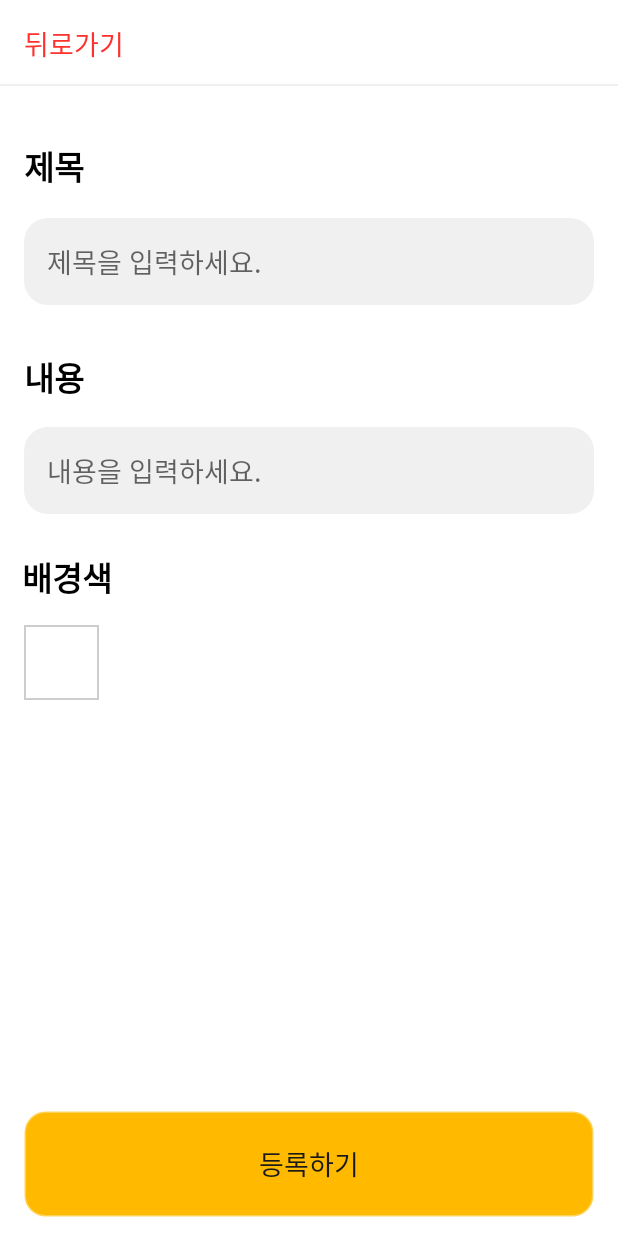
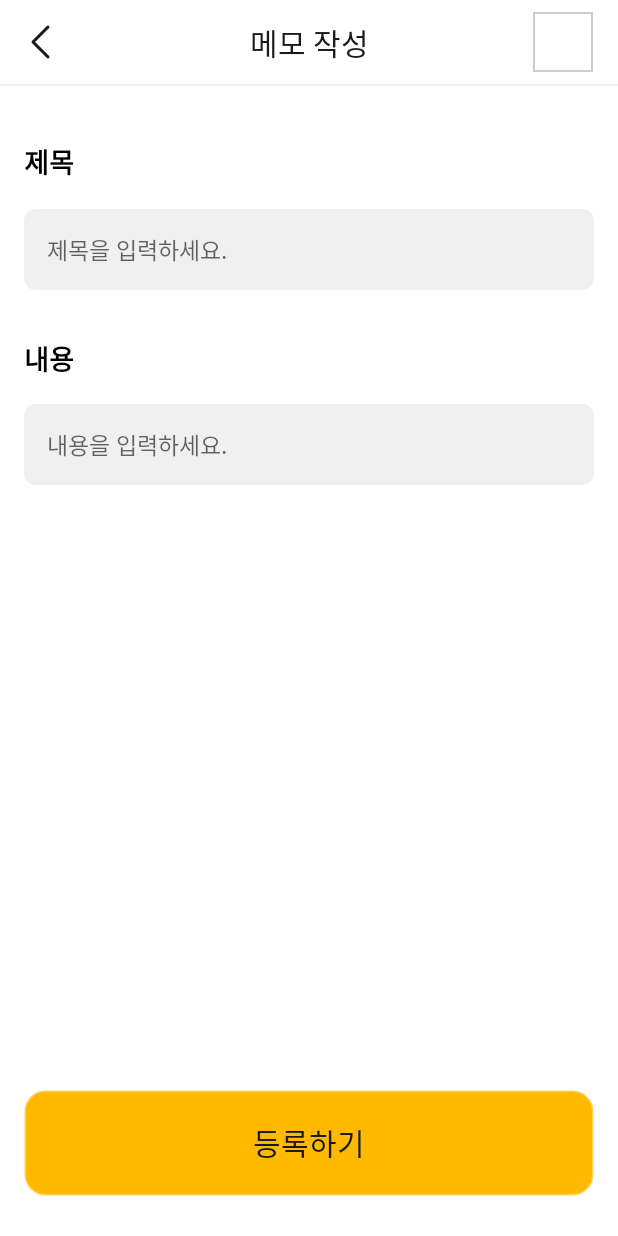
Before and after one commit to mjJang94/Board, an Android app: the AddBoardActivity screen opened directly, with no data from a screen before it, on a phone screen of 412 x 824 dp. Run offline under Robolectric (Android 15) with nearby library versions, the phone set to English and light mode, and no system bars; our stand-ins replace Room's generated code, data binding; libraries missing offline, so code that uses them is left out: petrov.kristiyan.colorpicker.

Commit message:
1. 메모 등록하기 화면 UI 수정

```diff
--- a/app/src/main/java/com/mj/board/ui/AddBoardActivity.kt
+++ b/app/src/main/java/com/mj/board/ui/AddBoardActivity.kt
@@ -48,7 +48,7 @@ class AddBoardActivity : AppCompatActivity() {
         }
     }
 
-    fun openColorPicker() {
+    private fun openColorPicker() {
         val colorPicker = ColorPicker(this)
         val colors: ArrayList<String> = ArrayList()
         colors.add("#ffffff")
@@ -68,10 +68,8 @@ class AddBoardActivity : AppCompatActivity() {
         colors.add("#ffcc80")
         colorPicker.setColors(colors)
             .setTitle("")
-            .setDefaultColorButton(Color.parseColor(viewmodel.boardColor.value))
             .disableDefaultButtons(true)
             .setColumns(5)
-            .setDefaultColorButton(Color.parseColor("#ffffff"))
             .setRoundColorButton(true)
             .addListenerButton("선택") { _, position, _ ->
                 colorPicker.dismissDialog()
--- a/app/src/main/java/com/mj/board/ui/MainActivity.kt
+++ b/app/src/main/java/com/mj/board/ui/MainActivity.kt
@@ -112,6 +112,7 @@ class MainActivity : AppCompatActivity() {
                     txtTime.text = boardEntity?.time
                     txtTitle.text = boardEntity?.title
                     txtContent.text = boardEntity?.content
+
                 }
             }
         }
--- a/app/src/main/res/drawable/back_r16_f0f0f0.xml
+++ b/app/src/main/res/drawable/back_r8_f0f0f0.xml
@@ -2,6 +2,6 @@
 <shape xmlns:android="http://schemas.android.com/apk/res/android">
     <solid android:color="#f0f0f0"/>
     <corners
-        android:radius="16dp"/>
+        android:radius="8dp"/>
     <padding android:left="0dip" android:top="0dip" android:right="0dip" android:bottom="0dip" />
 </shape>
--- a/app/src/main/res/layout/activity_add_board.xml
+++ b/app/src/main/res/layout/activity_add_board.xml
@@ -32,26 +32,55 @@
                     android:id="@+id/linearLayout"
                     android:layout_width="match_parent"
                     android:layout_height="56dp"
+                    android:background="@color/white"
                     android:orientation="vertical"
-                    android:background="@color/white"
                     app:layout_constraintEnd_toEndOf="parent"
                     app:layout_constraintStart_toStartOf="parent"
                     app:layout_constraintTop_toTopOf="parent">
 
-                    <TextView
+                    <ImageView
                         android:layout_width="wrap_content"
                         android:layout_height="wrap_content"
                         android:layout_gravity="center|left"
                         android:onClick="@{() -> addViewModel.backButtonClick()}"
-                        android:padding="15dp"
-                        android:text="뒤로가기"
-                        android:textColor="@color/red"
-                        android:textSize="18dp"
+                        android:src="@drawable/icon_back_back_24_b"
                         app:layout_constraintBottom_toBottomOf="parent"
                         app:layout_constraintEnd_toEndOf="parent"
-                        app:layout_constraintHorizontal_bias="0.002"
+                        app:layout_constraintHorizontal_bias="0.041"
                         app:layout_constraintStart_toStartOf="parent"
                         app:layout_constraintTop_toTopOf="parent" />
+
+                    <TextView
+                        android:id="@+id/textView"
+                        android:layout_width="wrap_content"
+                        android:layout_height="wrap_content"
+                        android:fontFamily="@font/nanum_square_extra_bold"
+                        android:text="메모 작성"
+                        android:textColor="@color/black_1a1a1a"
+                        android:textSize="20dp"
+                        app:layout_constraintBottom_toBottomOf="parent"
+                        app:layout_constraintEnd_toEndOf="parent"
+                        app:layout_constraintStart_toStartOf="parent"
+                        app:layout_constraintTop_toTopOf="parent" />
+
+
+                    <LinearLayout
+                        android:id="@+id/ll_color"
+                        android:layout_width="40dp"
+                        android:layout_height="40dp"
+                        android:orientation="vertical"
+                        app:layout_constraintBottom_toBottomOf="parent"
+                        app:layout_constraintEnd_toEndOf="parent"
+                        app:layout_constraintHorizontal_bias="0.956"
+                        app:layout_constraintStart_toStartOf="parent"
+                        app:layout_constraintTop_toTopOf="parent">
+
+                        <LinearLayout
+                            android:layout_width="40dp"
+                            android:layout_height="40dp"
+                            android:background="@drawable/back_r100_32000000_out"
+                            android:orientation="vertical" />
+                    </LinearLayout>
 
 
                 </androidx.constraintlayout.widget.ConstraintLayout>
@@ -75,7 +104,7 @@
                         android:fontFamily="@font/nanum_square_extra_bold"
                         android:text="제목"
                         android:textColor="@color/black"
-                        android:textSize="22dp"
+                        android:textSize="18dp"
                         android:textStyle="bold"
                         app:layout_constraintBottom_toBottomOf="parent"
                         app:layout_constraintEnd_toEndOf="parent"
@@ -88,9 +117,9 @@
                         android:id="@+id/ll_title"
                         android:layout_width="match_parent"
                         android:layout_height="wrap_content"
-                        android:layout_marginTop="10dp"
                         android:layout_marginHorizontal="16dp"
                         android:layout_marginVertical="12dp"
+                        android:layout_marginTop="10dp"
                         app:layout_constraintBottom_toBottomOf="parent"
                         app:layout_constraintEnd_toEndOf="parent"
                         app:layout_constraintHorizontal_bias="0.0"
@@ -104,13 +133,13 @@
                             android:layout_width="match_parent"
                             android:layout_height="wrap_content"
                             android:afterTextChanged="@{(text) -> addViewModel.onTitleTextChange(text)}"
-                            android:background="@drawable/back_r16_f0f0f0"
+                            android:background="@drawable/back_r8_f0f0f0"
                             android:ems="10"
                             android:fontFamily="@font/nanum_square_regular"
                             android:hint="제목을 입력하세요."
                             android:imeOptions="actionDone"
                             android:padding="15dp"
-                            android:textSize="18dp" />
+                            android:textSize="15dp" />
                     </LinearLayout>
 
 
@@ -122,7 +151,7 @@
                         android:fontFamily="@font/nanum_square_extra_bold"
                         android:text="내용"
                         android:textColor="@color/black"
-                        android:textSize="22dp"
+                        android:textSize="18dp"
                         android:textStyle="bold"
                         app:layout_constraintBottom_toBottomOf="parent"
                         app:layout_constraintEnd_toEndOf="parent"
@@ -135,9 +164,9 @@
                         android:id="@+id/ll_content"
                         android:layout_width="match_parent"
                         android:layout_height="wrap_content"
-                        android:layout_marginTop="10dp"
                         android:layout_marginHorizontal="16dp"
                         android:layout_marginVertical="12dp"
+                        android:layout_marginTop="10dp"
                         app:layout_constraintBottom_toBottomOf="parent"
                         app:layout_constraintEnd_toEndOf="parent"
                         app:layout_constraintHorizontal_bias="0.0"
@@ -150,83 +179,34 @@
                             android:layout_width="match_parent"
                             android:layout_height="wrap_content"
                             android:afterTextChanged="@{(text) -> addViewModel.onContentTextChange(text)}"
-                            android:background="@drawable/back_r16_f0f0f0"
+                            android:background="@drawable/back_r8_f0f0f0"
                             android:ems="10"
                             android:fontFamily="@font/nanum_square_regular"
                             android:hint="내용을 입력하세요."
                             android:imeOptions="actionDone"
                             android:padding="15dp"
-                            android:textSize="18dp" />
+                            android:textSize="15dp" />
 
                     </LinearLayout>
 
 
                     <TextView
-                        android:id="@+id/tv_color"
-                        android:layout_width="wrap_content"
-                        android:layout_height="wrap_content"
-                        android:fontFamily="@font/nanum_square_extra_bold"
-                        android:layout_marginTop="10dp"
-                        android:text="배경색"
-                        android:textColor="@color/black"
-                        android:textSize="22dp"
-                        android:textStyle="bold"
-                        app:layout_constraintBottom_toBottomOf="parent"
-                        app:layout_constraintEnd_toEndOf="parent"
-                        app:layout_constraintHorizontal_bias="0.042"
-                        app:layout_constraintStart_toStartOf="parent"
-                        app:layout_constraintTop_toBottomOf="@+id/ll_content"
-                        app:layout_constraintVertical_bias="0.035" />
-
-                    <LinearLayout
-                        android:id="@+id/ll_color"
-                        android:layout_width="50dp"
-                        android:layout_height="50dp"
-                        android:layout_marginTop="10dp"
-                        android:layout_marginHorizontal="16dp"
-                        android:layout_marginVertical="12dp"
-                        android:orientation="vertical"
-                        app:layout_constraintBottom_toBottomOf="parent"
-                        app:layout_constraintEnd_toEndOf="parent"
-                        app:layout_constraintHorizontal_bias="0.0"
-                        app:layout_constraintStart_toStartOf="parent"
-                        app:layout_constraintTop_toBottomOf="@+id/tv_color"
-                        app:layout_constraintVertical_bias="0.01" />
-
-                    <LinearLayout
-                        android:id="@+id/linearLayout2"
-                        android:layout_width="50dp"
-                        android:layout_height="50dp"
-                        android:layout_marginTop="10dp"
-                        android:layout_marginHorizontal="16dp"
-                        android:layout_marginVertical="12dp"
-                        android:background="@drawable/back_r100_32000000_out"
-                        android:orientation="vertical"
-                        app:layout_constraintBottom_toBottomOf="parent"
-                        app:layout_constraintEnd_toEndOf="parent"
-                        app:layout_constraintHorizontal_bias="0.0"
-                        app:layout_constraintStart_toStartOf="parent"
-                        app:layout_constraintTop_toBottomOf="@+id/tv_color"
-                        app:layout_constraintVertical_bias="0.01" />
-
-                    <TextView
                         android:layout_width="match_parent"
                         android:layout_height="72dp"
                         android:layout_marginHorizontal="15dp"
-                        android:layout_marginTop="80dp"
                         android:background="@drawable/back_r14_ffba00_out"
-                        android:fontFamily="@font/nanum_square_extra_bold"
+                        android:fontFamily="@font/nanum_square_round_extra_bold"
                         android:gravity="center"
                         android:onClick="@{() -> addViewModel.insertBoard()}"
                         android:padding="15dp"
                         android:text="등록하기"
                         android:textColor="@color/black_1a1a1a"
-                        android:textSize="18dp"
+                        android:textSize="20dp"
                         app:layout_constraintBottom_toBottomOf="parent"
                         app:layout_constraintEnd_toEndOf="parent"
                         app:layout_constraintHorizontal_bias="0.517"
                         app:layout_constraintStart_toStartOf="parent"
-                        app:layout_constraintTop_toBottomOf="@+id/ll_color"
+                        app:layout_constraintTop_toBottomOf="@+id/ll_content"
                         app:layout_constraintVertical_bias="0.94" />
 
                 </androidx.constraintlayout.widget.ConstraintLayout>
```
Also changed, not shown: app/src/main/res/drawable-hdpi/baseline_done_black_48.png (deleted), app/src/main/res/drawable-hdpi/icon_back_back_24_b.png (added), app/src/main/res/drawable-mdpi/baseline_done_black_48.png (deleted), app/src/main/res/drawable-mdpi/icon_back_back_24_b.png (added), app/src/main/res/drawable-xhdpi/baseline_done_black_48.png (deleted), app/src/main/res/drawable-xhdpi/icon_back_back_24_b.png (added), app/src/main/res/drawable-xxhdpi/baseline_done_black_48.png (deleted), app/src/main/res/drawable-xxhdpi/icon_back_back_24_b.png (added), app/src/main/res/drawable-xxxhdpi/baseline_done_black_48.png (deleted), app/src/main/res/drawable-xxxhdpi/icon_back_back_24_b.png (added).
